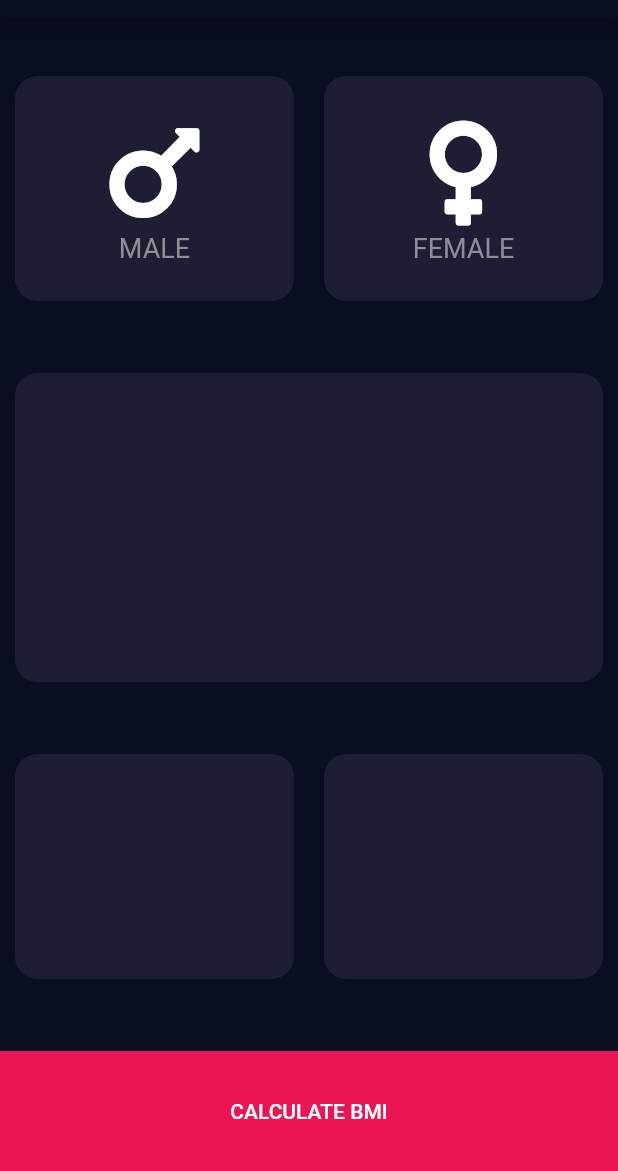
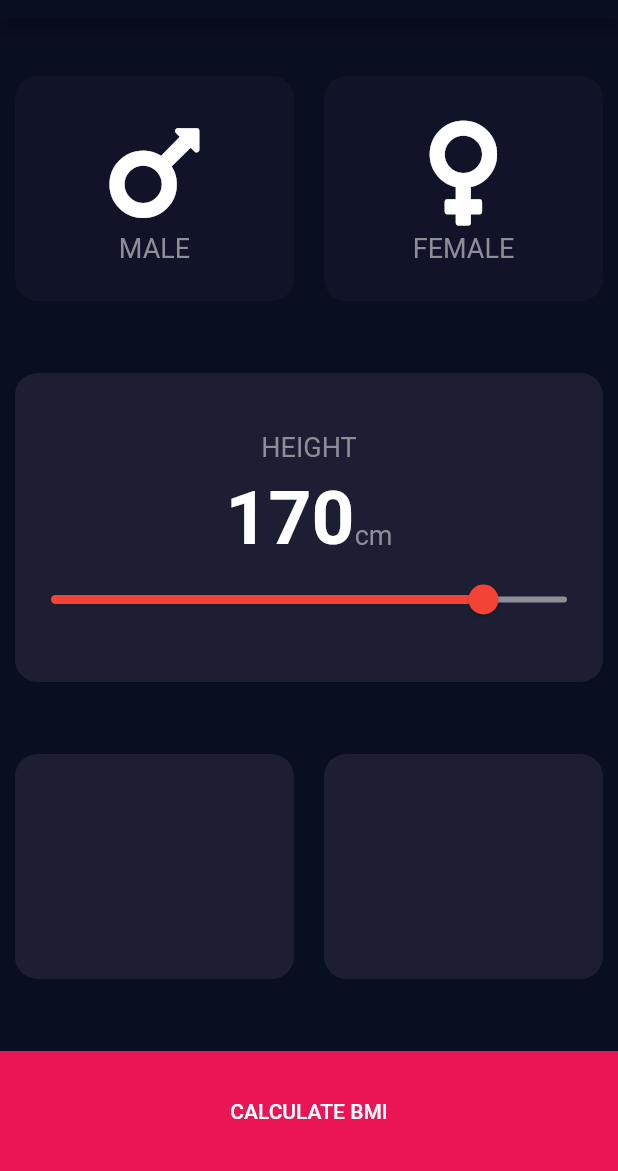
Before and after one commit to BatuhanAydoner/bmi_calculator, a Flutter app: the screen it shows after launch, on a phone screen of 412 x 824 dp, the part 65-1236 px from its top. Run offline on Flutter 3.47's test engine with Material 2 defaults, Android fonts, the phone set to English and light mode, and no system bars; our stand-ins replace font_awesome_flutter.

Commit message:
Added an slider widget and created constants.dart class.

```diff
--- /dev/null
+++ b/lib/constants.dart
@@ -0,0 +1,19 @@
+import 'dart:ui';
+
+import 'package:flutter/material.dart';
+
+const kBottomContainerHeight = 80.0;
+const kActiveCardColor = Color(0xFF1D1E33);
+const kInactiveCardColor = Color(0xFF111328);
+const kButtonColor = Color(0xFFEB1555);
+
+const kLabelTextStyle = TextStyle(
+  fontSize: 18.0,
+  color: Color(0xFF8D8E98),
+);
+
+const kNumberTextStyle = TextStyle(
+  fontSize: 50.0,
+  color: Colors.white,
+  fontWeight: FontWeight.bold,
+);
--- a/lib/input_page.dart
+++ b/lib/input_page.dart
@@ -1,19 +1,30 @@
 import 'package:flutter/material.dart';
 import 'package:font_awesome_flutter/font_awesome_flutter.dart';
 
+import 'constants.dart';
 import 'reusable_card.dart';
 import 'icon_content.dart';
 
-const bottomContainerHeight = 80.0;
-const activeCardColor = Color(0xFF1D1E33);
-const buttonColor = Color(0xFFEB1555);
+enum GenderName { MALE, FEMALE }
 
-class InputAge extends StatefulWidget {
+class InputPage extends StatefulWidget {
   @override
-  _InputAgeState createState() => _InputAgeState();
+  _InputPageState createState() => _InputPageState();
 }
 
-class _InputAgeState extends State<InputAge> {
+class _InputPageState extends State<InputPage> {
+  Color _maleCardColor = kInactiveCardColor;
+  Color _femaleCardColor = kInactiveCardColor;
+
+  double _currentSliderValue = 170;
+
+  void _updateColor(GenderName gender) {
+    _maleCardColor =
+        (gender == GenderName.MALE) ? kActiveCardColor : kInactiveCardColor;
+    _femaleCardColor =
+        (gender == GenderName.FEMALE) ? kActiveCardColor : kInactiveCardColor;
+  }
+
   @override
   Widget build(BuildContext context) {
     return Scaffold(
@@ -29,38 +40,91 @@ class _InputAgeState extends State<InputAge> {
               children: <Widget>[
                 Expanded(
                   child: ReusableCard(
-                    color: activeCardColor,
+                    color: _maleCardColor,
                     cardChild: IconContent(
                       icon: FontAwesomeIcons.mars,
                       description: "MALE",
                     ),
+                    onPress: () {
+                      setState(() {
+                        _updateColor(GenderName.MALE);
+                      });
+                    },
                   ),
                 ),
                 Expanded(
                     child: ReusableCard(
-                  color: activeCardColor,
+                  color: _femaleCardColor,
                   cardChild: IconContent(
                     icon: FontAwesomeIcons.venus,
                     description: "FEMALE",
                   ),
+                  onPress: () {
+                    setState(() {
+                      _updateColor(GenderName.FEMALE);
+                    });
+                  },
                 )),
               ],
             ),
           ),
-          Expanded(child: ReusableCard(color: activeCardColor)),
+          Expanded(
+              child: ReusableCard(
+            color: kActiveCardColor,
+            cardChild: Column(
+              mainAxisAlignment: MainAxisAlignment.center,
+              children: <Widget>[
+                Padding(
+                  padding: const EdgeInsets.all(8.0),
+                  child: Text(
+                    "HEIGHT",
+                    style: TextStyle(fontSize: 18.0, color: Color(0xFF8D8E98)),
+                  ),
+                ),
+                Row(
+                  mainAxisAlignment: MainAxisAlignment.center,
+                  crossAxisAlignment: CrossAxisAlignment.baseline,
+                  textBaseline: TextBaseline.alphabetic,
+                  children: <Widget>[
+                    Text(
+                      _currentSliderValue.round().toString(),
+                      style: kNumberTextStyle,
+                    ),
+                    Text(
+                      "cm",
+                      style: kLabelTextStyle,
+                    )
+                  ],
+                ),
+                Slider(
+                    inactiveColor: Color(0xFF8D8E98),
+                    activeColor: Colors.red,
+                    value: _currentSliderValue,
+                    min: 10,
+                    max: 200,
+                    divisions: 190,
+                    label: _currentSliderValue.round().toString(),
+                    onChanged: (double value) {
+                      setState(() {
+                        _currentSliderValue = value;
+                      });
+                    })
+              ],
+            ),
+          )),
           Expanded(
             child: Row(
               children: <Widget>[
-                Expanded(child: ReusableCard(color: activeCardColor)),
-                Expanded(child: ReusableCard(color: activeCardColor)),
+                Expanded(child: ReusableCard(color: kActiveCardColor)),
+                Expanded(child: ReusableCard(color: kActiveCardColor)),
               ],
             ),
           ),
           Container(
-            color: buttonColor,
+            color: kButtonColor,
             width: double.infinity,
             margin: EdgeInsets.only(top: 10.0),
-            height: bottomContainerHeight,
+            height: kBottomContainerHeight,
             child: FlatButton(onPressed: () {}, child: Text("CALCULATE BMI")),
           )
         ],
--- a/lib/main.dart
+++ b/lib/main.dart
@@ -4,7 +4,7 @@ import 'input_page.dart';
 
 void main() {
   runApp(MaterialApp(
-    home: InputAge(),
+    home: InputPage(),
     theme: ThemeData.dark().copyWith(
         primaryColor: Color(0xFF0A0E21),
         scaffoldBackgroundColor: Color(0xFF0A0E21),
--- a/lib/reusable_card.dart
+++ b/lib/reusable_card.dart
@@ -1,19 +1,23 @@
 import 'package:flutter/material.dart';
 
 class ReusableCard extends StatelessWidget {
-  ReusableCard({@required this.color, this.cardChild});
+  ReusableCard({@required this.color, this.cardChild, this.onPress});
 
   final Color color;
   final Widget cardChild;
+  final Function onPress;
 
   @override
   Widget build(BuildContext context) {
-    return Container(
-      height: 150.0,
-      margin: EdgeInsets.all(10.0),
-      decoration: BoxDecoration(
-          color: color, borderRadius: BorderRadius.circular(15.0)),
-      child: cardChild,
+    return GestureDetector(
+      onTap: onPress,
+      child: Container(
+        height: 150.0,
+        margin: EdgeInsets.all(10.0),
+        decoration: BoxDecoration(
+            color: color, borderRadius: BorderRadius.circular(15.0)),
+        child: cardChild,
+      ),
     );
   }
 }
```
Also changed, not shown: 1 other file.
